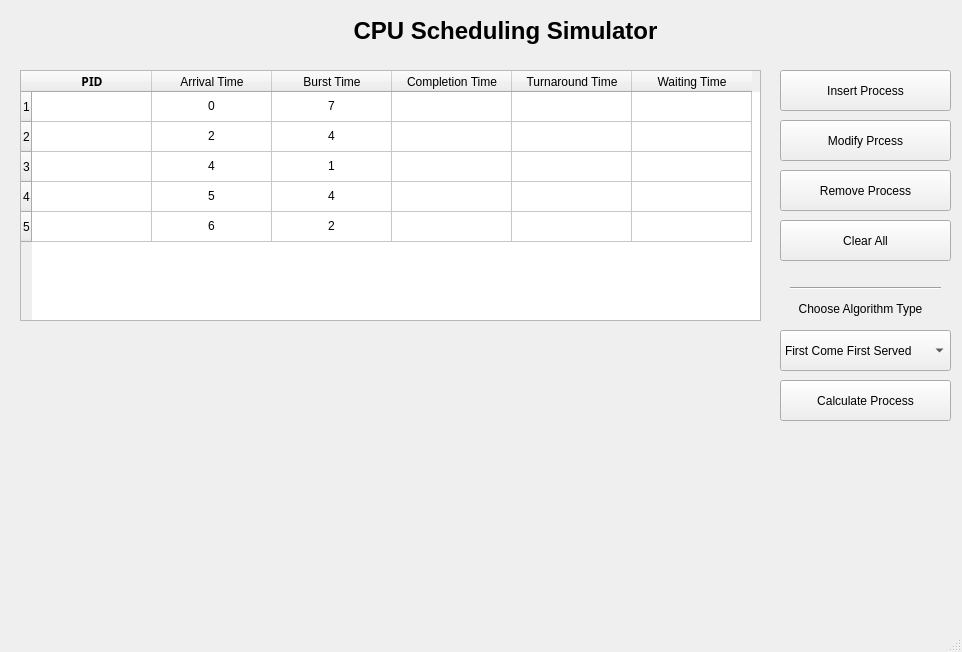
Osama-Gamal/CPU-Scheduling-Simulator, file CPUSchedulingWindow.ui: the form before one commit.
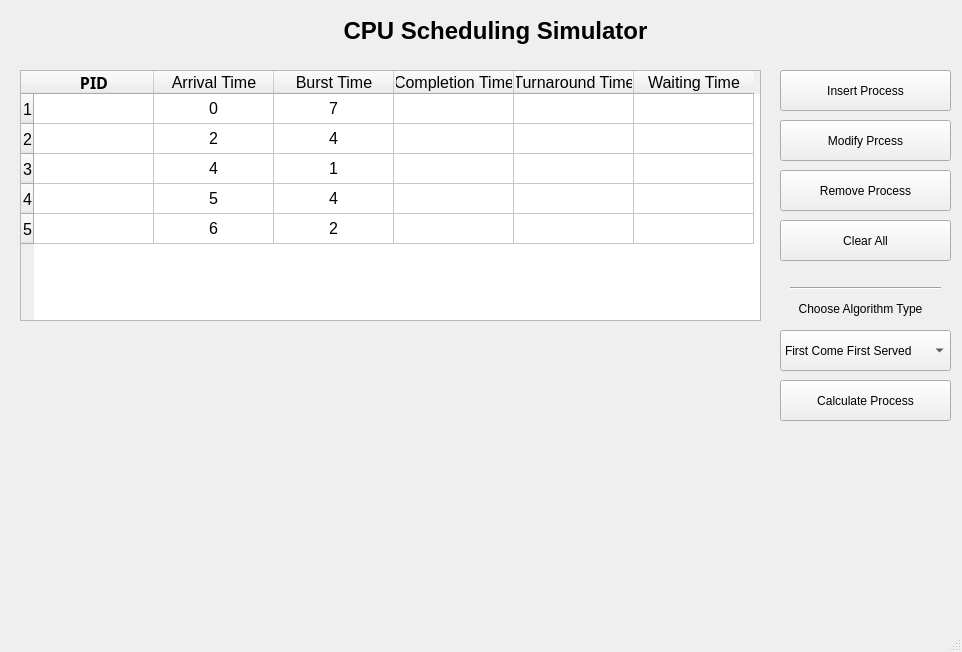
The form after the commit.

```diff
--- a/CPUSchedulingWindow.ui
+++ b/CPUSchedulingWindow.ui
@@ -32,6 +32,11 @@
       <height>251</height>
      </rect>
     </property>
+    <property name="font">
+     <font>
+      <pointsize>12</pointsize>
+     </font>
+    </property>
     <property name="sizeAdjustPolicy">
      <enum>QAbstractScrollArea::AdjustIgnored</enum>
     </property>
@@ -220,7 +225,7 @@
    <widget class="QLabel" name="label">
     <property name="geometry">
      <rect>
-      <x>340</x>
+      <x>330</x>
       <y>10</y>
       <width>331</width>
       <height>41</height>
```
